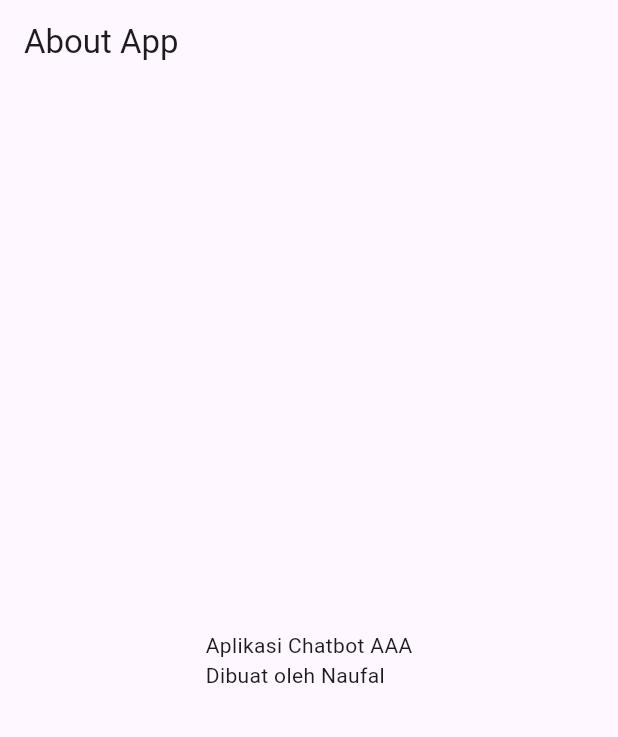
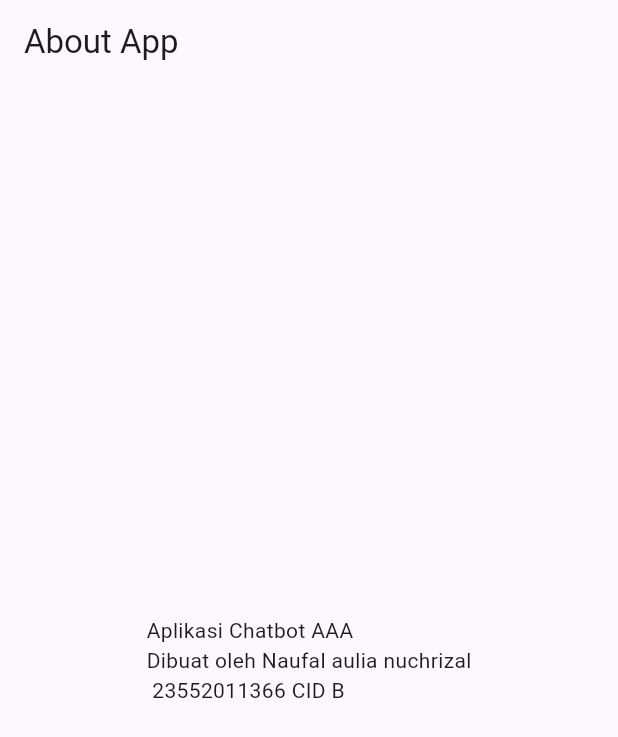
Before and after one commit to naufal-aulia-nuchrizal/UTS_MOBILE2, a Flutter app: the AboutScreen screen opened directly, on a phone screen of 412 x 824 dp. Shown: the top 737 px of the screen. Run offline on Flutter 3.47's test engine with Material 3 defaults, Android fonts, the phone set to English and light mode, and no system bars; our stand-ins replace flutter_dotenv.

Commit message:
Update about_screen.dart

```diff
--- a/lib/screens/about_screen.dart
+++ b/lib/screens/about_screen.dart
@@ -7,7 +7,7 @@ class AboutScreen extends StatelessWidget {
   Widget build(BuildContext context) {
     return Scaffold(
       appBar: AppBar(title: Text("About App")),
-      body: Center(child: Text("Aplikasi Chatbot AAA\nDibuat oleh Naufal")),
+      body: Center(child: Text("Aplikasi Chatbot AAA\nDibuat oleh Naufal aulia nuchrizal\n 23552011366 CID B")),
     );
   }
 }
```
